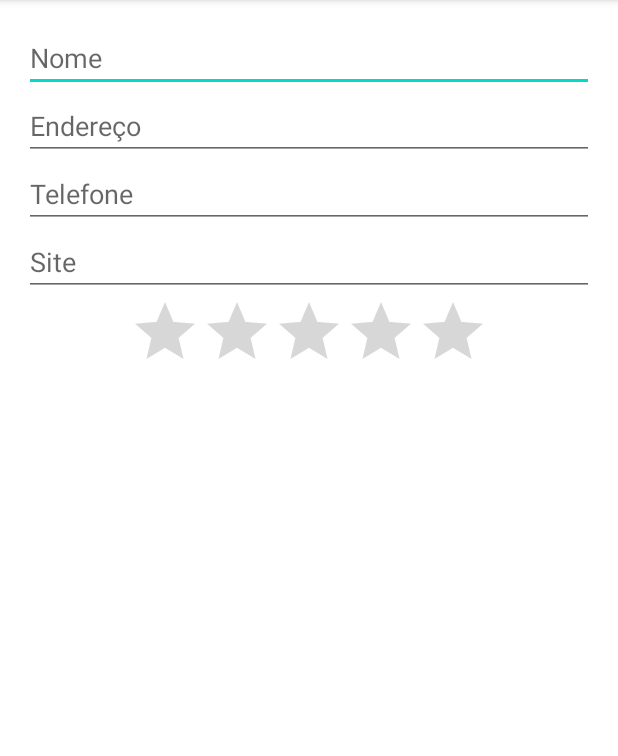
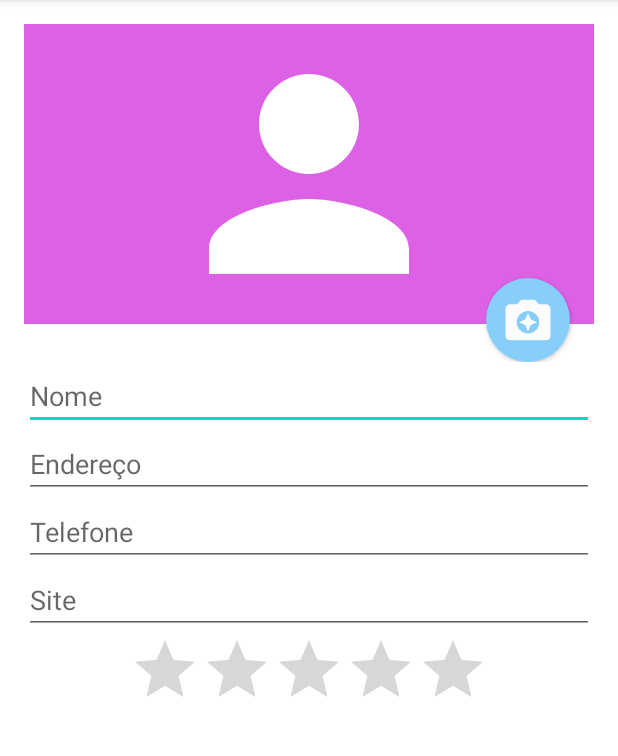
Before and after one commit to Tallesmello/Agenda, an Android app: the FormularioActivity screen opened directly, with no data from a screen before it, on a phone screen of 412 x 824 dp, the part 84-840 px from its top. Run offline under Robolectric (Android 15) with nearby library versions, the phone set to English and light mode, and no system bars.

Commit message:
criação de link telrefone, sms, map, e activity furmulario para imagem e uso de camera.

```diff
--- a/app/src/main/AndroidManifest.xml
+++ b/app/src/main/AndroidManifest.xml
@@ -1,6 +1,8 @@
 <?xml version="1.0" encoding="utf-8"?>
 <manifest xmlns:android="http://schemas.android.com/apk/res/android"
     package="com.example.agendaalura">
+
+    <uses-permission android:name="android.permission.CALL_PHONE" />
 
     <application
         android:allowBackup="true"
--- /dev/null
+++ b/app/src/main/res/drawable/add_mais.xml
@@ -0,0 +1,5 @@
+<vector android:height="24dp" android:tint="#FCFCFC"
+    android:viewportHeight="24" android:viewportWidth="24"
+    android:width="24dp" xmlns:android="http://schemas.android.com/apk/res/android">
+    <path android:fillColor="@android:color/white" android:pathData="M13,7h-2v4L7,11v2h4v4h2v-4h4v-2h-4L13,7zM12,2C6.48,2 2,6.48 2,12s4.48,10 10,10 10,-4.48 10,-10S17.52,2 12,2zM12,20c-4.41,0 -8,-3.59 -8,-8s3.59,-8 8,-8 8,3.59 8,8 -3.59,8 -8,8z"/>
+</vector>
--- /dev/null
+++ b/app/src/main/res/drawable/camera.xml
@@ -0,0 +1,6 @@
+<vector android:height="24dp" android:tint="#FCFCFC"
+    android:viewportHeight="24" android:viewportWidth="24"
+    android:width="24dp" xmlns:android="http://schemas.android.com/apk/res/android">
+    <path android:fillColor="@android:color/white" android:pathData="M9,3L7.17,5L4,5c-1.1,0 -2,0.9 -2,2v12c0,1.1 0.9,2 2,2h16c1.1,0 2,-0.9 2,-2L22,7c0,-1.1 -0.9,-2 -2,-2h-3.17L15,3L9,3zM12,18c-2.76,0 -5,-2.24 -5,-5s2.24,-5 5,-5 5,2.24 5,5 -2.24,5 -5,5z"/>
+    <path android:fillColor="@android:color/white" android:pathData="M12,17l1.25,-2.75L16,13l-2.75,-1.25L12,9l-1.25,2.75L8,13l2.75,1.25z"/>
+</vector>
--- /dev/null
+++ b/app/src/main/res/drawable/fundo_botao.xml
@@ -0,0 +1,14 @@
+<?xml version="1.0" encoding="utf-8"?>
+<layer-list xmlns:android="http://schemas.android.com/apk/res/android">
+    <item>
+        <shape
+            android:shape="oval">
+            <solid android:color="#87CEFA"/>
+            <padding android:top="10dp"
+                android:bottom="10dp"
+                android:left="10dp"
+                android:right="10dp"/>
+        </shape>
+    </item>
+    <item android:drawable="@drawable/camera"/>
+</layer-list>
--- /dev/null
+++ b/app/src/main/res/drawable/person.xml
@@ -0,0 +1,5 @@
+<vector android:height="24dp" android:tint="#ffff"
+    android:viewportHeight="24" android:viewportWidth="24"
+    android:width="24dp" xmlns:android="http://schemas.android.com/apk/res/android">
+    <path android:fillColor="@android:color/white" android:pathData="M12,12c2.21,0 4,-1.79 4,-4s-1.79,-4 -4,-4 -4,1.79 -4,4 1.79,4 4,4zM12,14c-2.67,0 -8,1.34 -8,4v2h16v-2c0,-2.66 -5.33,-4 -8,-4z"/>
+</vector>
--- a/app/src/main/res/layout/activity_formulario.xml
+++ b/app/src/main/res/layout/activity_formulario.xml
@@ -10,6 +10,29 @@
         android:layout_margin="16dp"
         android:orientation="vertical"
         tools:context=".FormularioActivity">
+
+        <RelativeLayout
+            android:layout_width="match_parent"
+            android:layout_height="225dp">
+
+            <ImageView
+                android:id="@+id/formulario_foto"
+                android:layout_width="match_parent"
+                android:layout_height="200dp"
+                android:background="#DC61E5"
+                android:src="@drawable/person" />
+
+            <androidx.appcompat.widget.AppCompatButton
+                android:id="@+id/formulario_botao_foto"
+                android:layout_width="56dp"
+                android:layout_height="56dp"
+                android:background="@drawable/fundo_botao"
+                android:layout_alignParentBottom="true"
+                android:layout_alignParentEnd="true"
+                android:layout_marginEnd="16dp"/>
+
+
+        </RelativeLayout>
 
         <EditText
             android:id="@+id/formulario_nome"
```
Also changed, not shown: app/src/main/java/com/example/agendaalura/ListaAlunoActivity.java (+36 -5 lines).
